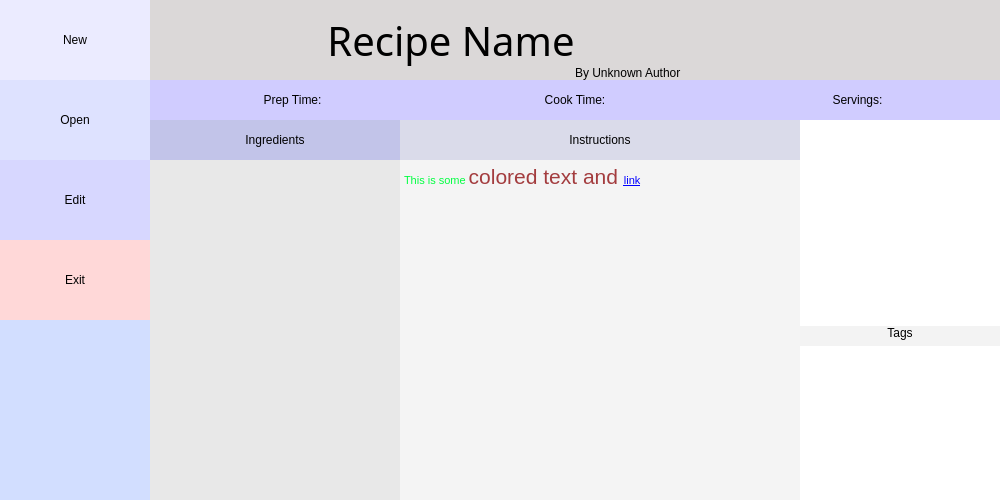
First picture: the form in gui/mainwindow.ui, repository andrewlalis/RecipeDB, before the edit.
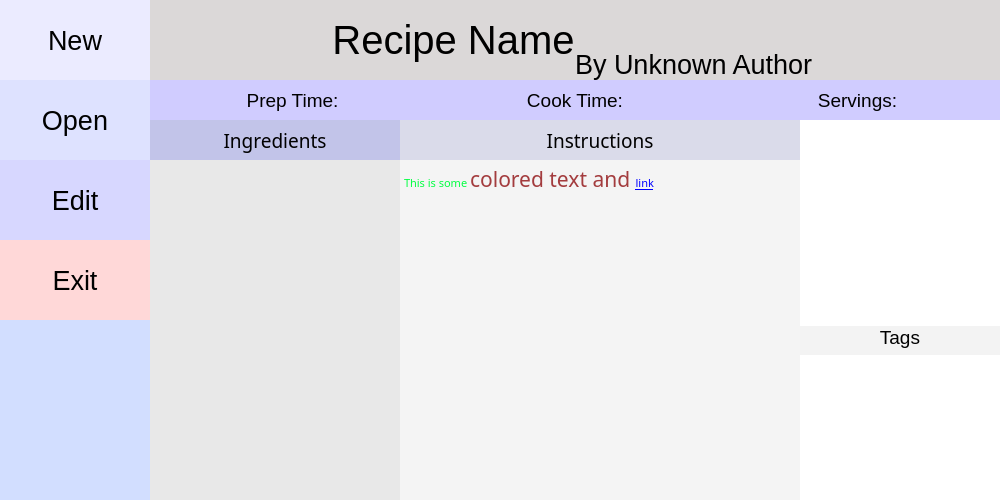
Second picture: the form after the edit. Icons and pictures are not drawn. Custom widgets are drawn as their Qt base class.

Commit message: Made global font setting at app start.

```diff
--- a/gui/mainwindow.ui
+++ b/gui/mainwindow.ui
@@ -19,6 +19,11 @@
     <verstretch>0</verstretch>
    </sizepolicy>
   </property>
+  <property name="font">
+   <font>
+    <family>Noto Sans</family>
+   </font>
+  </property>
   <property name="mouseTracking">
    <bool>false</bool>
   </property>
@@ -32,7 +37,13 @@
   <property name="windowOpacity">
    <double>1.000000000000000</double>
   </property>
+  <property name="styleSheet">
+   <string notr="true"/>
+  </property>
   <widget class="QWidget" name="mainWidget">
+   <property name="styleSheet">
+    <string notr="true"/>
+   </property>
    <layout class="QHBoxLayout" name="horizontalLayout_2">
     <property name="spacing">
      <number>0</number>
@@ -111,6 +122,11 @@
               <height>80</height>
              </size>
             </property>
+            <property name="font">
+             <font>
+              <pointsize>20</pointsize>
+             </font>
+            </property>
             <property name="autoFillBackground">
              <bool>false</bool>
             </property>
@@ -148,6 +164,11 @@
               <height>80</height>
              </size>
             </property>
+            <property name="font">
+             <font>
+              <pointsize>20</pointsize>
+             </font>
+            </property>
             <property name="styleSheet">
              <string notr="true">QPushButton#openButton {
 	background-color: rgb(222, 226, 255);
@@ -176,6 +197,11 @@
               <height>80</height>
              </size>
             </property>
+            <property name="font">
+             <font>
+              <pointsize>20</pointsize>
+             </font>
+            </property>
             <property name="autoFillBackground">
              <bool>false</bool>
             </property>
@@ -213,6 +239,11 @@
               <height>80</height>
              </size>
             </property>
+            <property name="font">
+             <font>
+              <pointsize>20</pointsize>
+             </font>
+            </property>
             <property name="autoFillBackground">
              <bool>false</bool>
             </property>
@@ -317,11 +348,7 @@
             </property>
             <property name="font">
              <font>
-              <family>Noto Sans CJK KR Light</family>
               <pointsize>30</pointsize>
-              <weight>50</weight>
-              <italic>false</italic>
-              <bold>false</bold>
               <stylestrategy>PreferAntialias</stylestrategy>
              </font>
             </property>
@@ -344,6 +371,11 @@
               <verstretch>0</verstretch>
              </sizepolicy>
             </property>
+            <property name="font">
+             <font>
+              <pointsize>20</pointsize>
+             </font>
+            </property>
             <property name="text">
              <string>By Unknown Author</string>
             </property>
@@ -405,6 +437,11 @@
              </property>
              <item>
               <widget class="QLabel" name="prepTimeLabel">
+               <property name="font">
+                <font>
+                 <pointsize>14</pointsize>
+                </font>
+               </property>
                <property name="text">
                 <string>Prep Time:</string>
                </property>
@@ -418,6 +455,11 @@
                <property name="enabled">
                 <bool>true</bool>
                </property>
+               <property name="font">
+                <font>
+                 <pointsize>14</pointsize>
+                </font>
+               </property>
                <property name="text">
                 <string>Cook Time:</string>
                </property>
@@ -428,6 +470,11 @@
              </item>
              <item>
               <widget class="QLabel" name="servingsLabel">
+               <property name="font">
+                <font>
+                 <pointsize>14</pointsize>
+                </font>
+               </property>
                <property name="text">
                 <string>Servings:</string>
                </property>
@@ -507,6 +554,11 @@
                     <height>40</height>
                    </size>
                   </property>
+                  <property name="font">
+                   <font>
+                    <pointsize>14</pointsize>
+                   </font>
+                  </property>
                   <property name="styleSheet">
                    <string notr="true">background-color: rgb(194, 196, 233);</string>
                   </property>
@@ -605,6 +657,11 @@
                     <height>40</height>
                    </size>
                   </property>
+                  <property name="font">
+                   <font>
+                    <pointsize>14</pointsize>
+                   </font>
+                  </property>
                   <property name="styleSheet">
                    <string notr="true">background-color: rgb(218, 219, 234);</string>
                   </property>
@@ -618,6 +675,11 @@
                 </item>
                 <item>
                  <widget class="QTextEdit" name="instructionsTextEdit">
+                  <property name="font">
+                   <font>
+                    <pointsize>12</pointsize>
+                   </font>
+                  </property>
                   <property name="styleSheet">
                    <string notr="true">background-color: rgb(244, 244, 244);</string>
                   </property>
@@ -649,7 +711,7 @@
                    <string>&lt;!DOCTYPE HTML PUBLIC &quot;-//W3C//DTD HTML 4.0//EN&quot; &quot;http://www.w3.org/TR/REC-html40/strict.dtd&quot;&gt;
 &lt;html&gt;&lt;head&gt;&lt;meta name=&quot;qrichtext&quot; content=&quot;1&quot; /&gt;&lt;style type=&quot;text/css&quot;&gt;
 p, li { white-space: pre-wrap; }
-&lt;/style&gt;&lt;/head&gt;&lt;body style=&quot; font-family:'Liberation Serif Bold'; font-size:11pt; font-weight:400; font-style:normal;&quot;&gt;
+&lt;/style&gt;&lt;/head&gt;&lt;body style=&quot; font-family:'Liberation Serif Bold'; font-size:12pt; font-weight:400; font-style:normal;&quot;&gt;
 &lt;p style=&quot; margin-top:0px; margin-bottom:0px; margin-left:0px; margin-right:0px; -qt-block-indent:0; text-indent:0px;&quot;&gt;&lt;span style=&quot; font-family:'MS Shell Dlg 2'; font-size:8.25pt; color:#00ff40;&quot;&gt;This is some &lt;/span&gt;&lt;span style=&quot; font-family:'MS Shell Dlg 2'; font-size:16pt; color:#a33c3e;&quot;&gt;colored text and &lt;/span&gt;&lt;a href=&quot;https://www.google.com&quot;&gt;&lt;span style=&quot; font-family:'MS Shell Dlg 2'; font-size:8pt; text-decoration: underline; color:#0000ff;&quot;&gt;link&lt;/span&gt;&lt;/a&gt;&lt;/p&gt;&lt;/body&gt;&lt;/html&gt;</string>
                   </property>
                   <property name="textInteractionFlags">
@@ -771,6 +833,11 @@
                    </property>
                    <item>
                     <widget class="QLabel" name="tagsLabel">
+                     <property name="font">
+                      <font>
+                       <pointsize>14</pointsize>
+                      </font>
+                     </property>
                      <property name="text">
                       <string>Tags</string>
                      </property>
```
Left out of the diff: 5 changed lines with no effect on the pictures. The commit also changes 6 other files.
